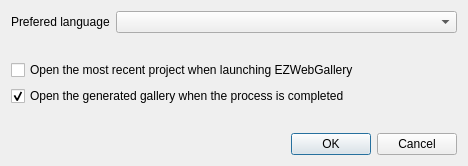
This is src/ui/WinConfigure.ui in Pixinn/ezwebgallery as Qt 5 draws it before an edit. The edited form follows.
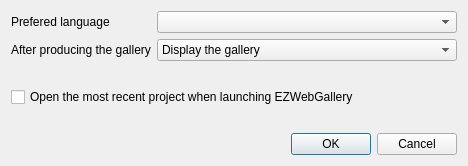
This is the edited form. Icons and pictures are not drawn.

Commit message: After generation actions in the settings

Patch:
```diff
--- a/src/ui/WinConfigure.ui
+++ b/src/ui/WinConfigure.ui
@@ -56,16 +56,42 @@
        <property name="fieldGrowthPolicy">
         <enum>QFormLayout::AllNonFixedFieldsGrow</enum>
        </property>
-       <item row="0" column="0">
+       <item row="1" column="0">
         <widget class="QLabel" name="label_Language">
          <property name="text">
           <string>Prefered language</string>
          </property>
         </widget>
        </item>
-       <item row="0" column="1">
+       <item row="1" column="1">
         <widget class="QComboBox" name="comboBox_Language"/>
        </item>
+       <item row="2" column="0">
+        <widget class="QLabel" name="label_AfterProduction">
+         <property name="text">
+          <string>After producing the gallery</string>
+         </property>
+        </widget>
+       </item>
+       <item row="2" column="1">
+        <widget class="QComboBox" name="comboBox_AfterProduction">
+         <item>
+          <property name="text">
+           <string>Display the gallery</string>
+          </property>
+         </item>
+         <item>
+          <property name="text">
+           <string>Open the output folder</string>
+          </property>
+         </item>
+         <item>
+          <property name="text">
+           <string>Do nothing</string>
+          </property>
+         </item>
+        </widget>
+       </item>
       </layout>
      </item>
      <item>
@@ -88,19 +114,6 @@
        </property>
       </widget>
      </item>
-     <item>
-      <widget class="QCheckBox" name="checkBox_OpenGallery">
-       <property name="text">
-        <string>Open the generated gallery when the process is completed</string>
-       </property>
-       <property name="checked">
-        <bool>true</bool>
-       </property>
-       <property name="tristate">
-        <bool>false</bool>
-       </property>
-      </widget>
-     </item>
     </layout>
    </item>
   </layout>
```
The commit also changes 8 other files.
